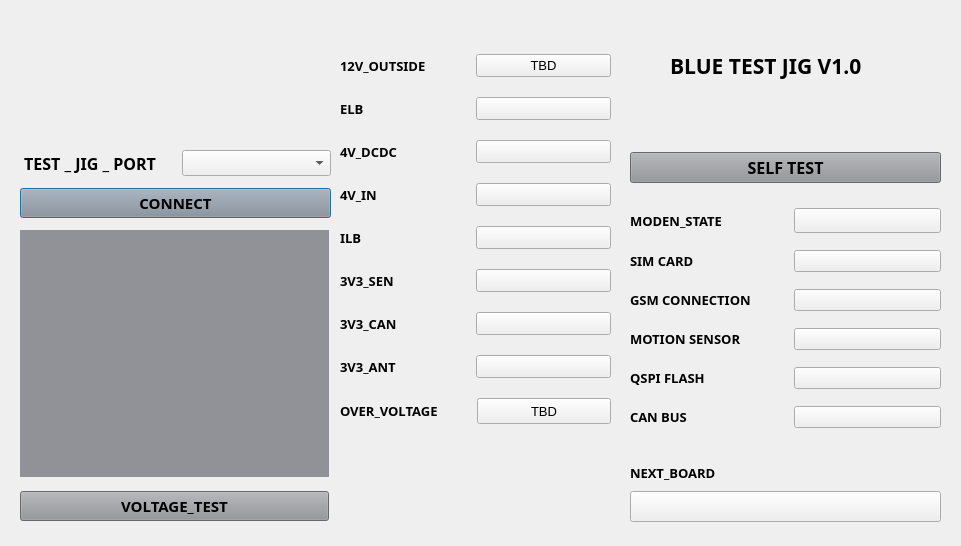
Above: dialog.ui from yaozong1/QT_testing_JIG before the change. Below: the same form after it.
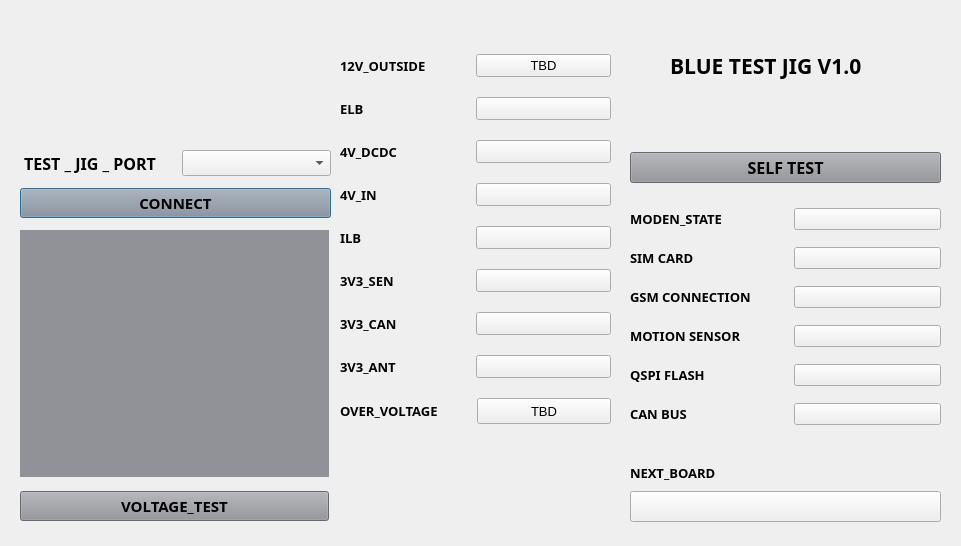
That is the form after the change. Icons and pictures are not drawn.

Commit message: Added fail and skip option

The edit to the form file:
```diff
--- a/dialog.ui
+++ b/dialog.ui
@@ -349,7 +349,7 @@
          <widget class="QPushButton" name="btn_modem">
           <property name="font">
            <font>
-            <family>SimSun-ExtB</family>
+            <family>Arial</family>
             <pointsize>9</pointsize>
             <weight>75</weight>
             <bold>true</bold>
@@ -385,6 +385,13 @@
         </item>
         <item>
          <widget class="QPushButton" name="btn_sim">
+          <property name="font">
+           <font>
+            <family>Arial</family>
+            <weight>75</weight>
+            <bold>true</bold>
+           </font>
+          </property>
           <property name="styleSheet">
            <string notr="true"/>
           </property>
@@ -415,6 +422,13 @@
         </item>
         <item>
          <widget class="QPushButton" name="btn_gsm">
+          <property name="font">
+           <font>
+            <family>Arial</family>
+            <weight>75</weight>
+            <bold>true</bold>
+           </font>
+          </property>
           <property name="styleSheet">
            <string notr="true"/>
           </property>
@@ -445,6 +459,13 @@
         </item>
         <item>
          <widget class="QPushButton" name="btn_ms">
+          <property name="font">
+           <font>
+            <family>Arial</family>
+            <weight>75</weight>
+            <bold>true</bold>
+           </font>
+          </property>
           <property name="styleSheet">
            <string notr="true"/>
           </property>
@@ -475,6 +496,13 @@
         </item>
         <item>
          <widget class="QPushButton" name="btn_qspi">
+          <property name="font">
+           <font>
+            <family>Arial</family>
+            <weight>75</weight>
+            <bold>true</bold>
+           </font>
+          </property>
           <property name="styleSheet">
            <string notr="true"/>
           </property>
@@ -505,6 +533,13 @@
         </item>
         <item>
          <widget class="QPushButton" name="btn_can">
+          <property name="font">
+           <font>
+            <family>Arial</family>
+            <weight>75</weight>
+            <bold>true</bold>
+           </font>
+          </property>
           <property name="styleSheet">
            <string notr="true"/>
           </property>
```
The commit also changes 1 other file.
